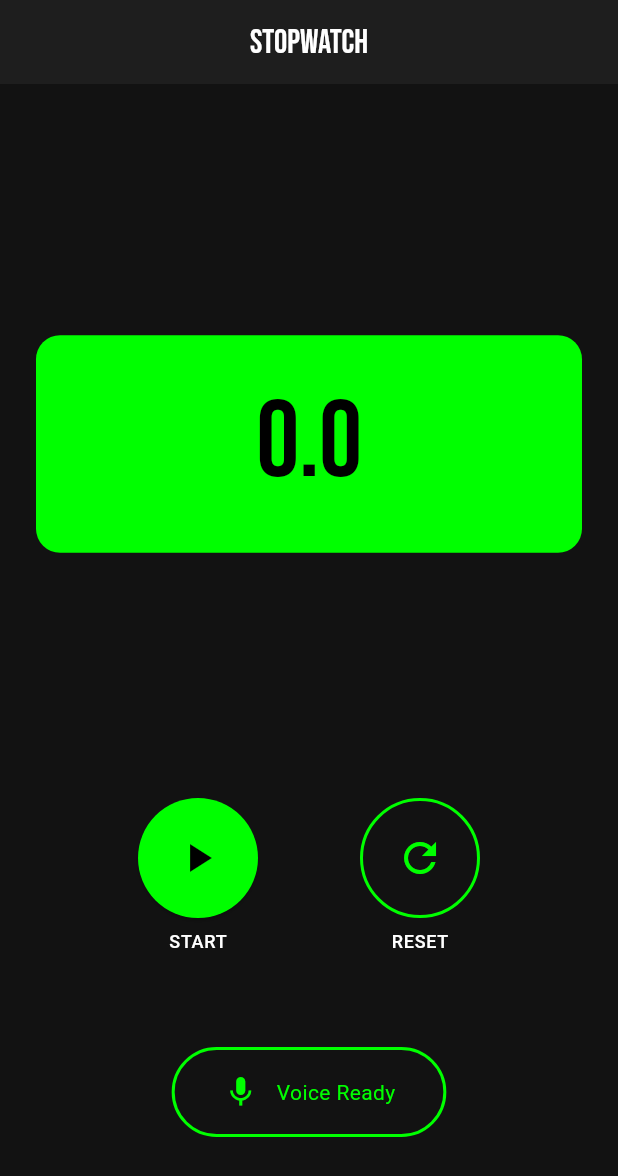
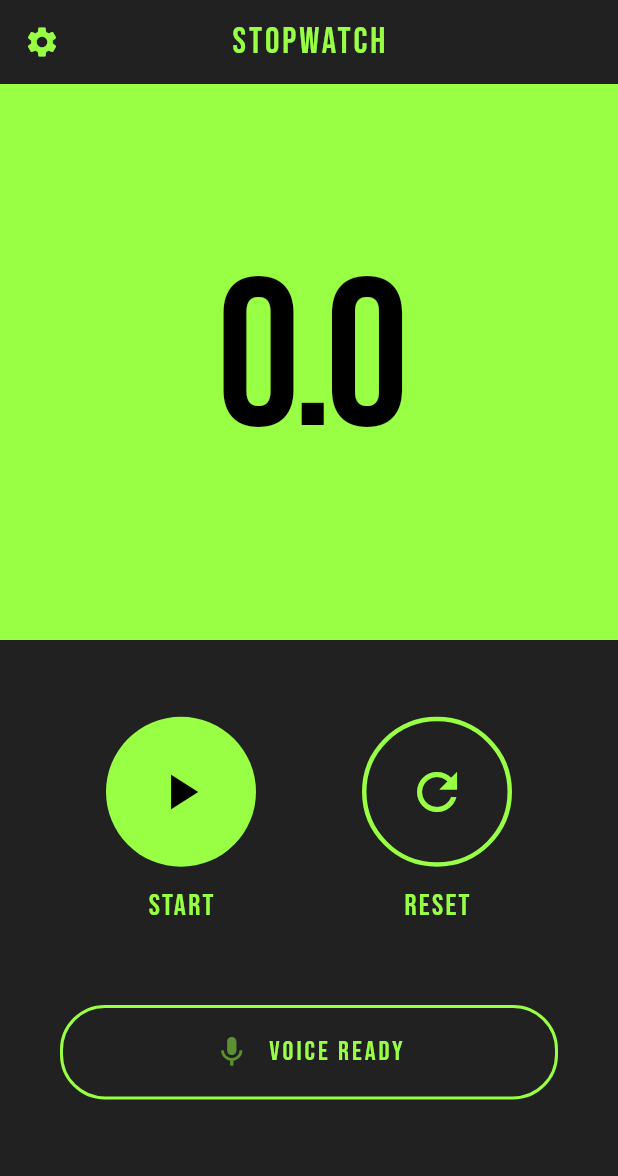
Before and after one commit to JanRejnowski/voice-timer, a Flutter app: the screen it shows after launch, on a phone screen of 412 x 824 dp. Shown: the top 1176 px of the screen. Run offline on Flutter 3.47's test engine with Material 3 defaults, Android fonts, the phone set to English and light mode, and no system bars; our stand-ins replace permission_handler.

Commit message:
Update UI design to match modern stopwatch aesthetic
- Redesign timer display with large numbers on bright green background
- Implement circular control buttons with proper sizing and spacing
- Add settings icon to app bar with updated STOPWATCH title
- Create voice indicator with pill-shaped border and listening states
- Centralize styling in theme with BebasNeue font throughout
- Update color scheme using existing app_colors.dart palette

🤖 Generated with [Claude Code](https://claude.ai/code)

Co-Authored-By: Claude <noreply@anthropic.com>

```diff
--- /dev/null
+++ b/lib/core/constants/app_colors.dart
@@ -0,0 +1,7 @@
+import 'package:flutter/material.dart';
+
+class AppColors {
+  static const primary = Color(0xFF98FF45);
+  static const secondary = Color(0xFFFF4444);
+  static const surface = Color(0xFF212121);
+}
--- a/lib/core/theme/app_theme.dart
+++ b/lib/core/theme/app_theme.dart
@@ -1,82 +1,86 @@
 import 'package:flutter/material.dart';
+import '../constants/app_colors.dart';
 
 class AppTheme {
-  static const Color primaryColor = Color(0xFF00FF00);
-  static const Color backgroundColor = Color(0xFF121212);
-  static const Color surfaceColor = Color(0xFF1E1E1E);
-  static const Color onSurfaceColor = Color(0xFFFFFFFF);
-  static const Color onPrimaryColor = Color(0xFF000000);
-
   static ThemeData get darkTheme {
     return ThemeData(
       useMaterial3: true,
       brightness: Brightness.dark,
-      colorScheme: const ColorScheme.dark(
-        primary: primaryColor,
-        onPrimary: onPrimaryColor,
-        surface: surfaceColor,
-        onSurface: onSurfaceColor,
+      colorScheme: ColorScheme.dark(
+        primary: AppColors.primary,
+        onPrimary: Colors.black,
+        surface: AppColors.surface,
+        onSurface: Colors.white,
       ),
-      scaffoldBackgroundColor: backgroundColor,
+      scaffoldBackgroundColor: Colors.black,
+      appBarTheme: AppBarTheme(
+        backgroundColor: AppColors.surface,
+        elevation: 0,
+        centerTitle: true,
+        titleTextStyle: TextStyle(
+          fontFamily: 'BebasNeue',
+          fontSize: 24,
+          letterSpacing: 2,
+          color: AppColors.primary,
+          fontWeight: FontWeight.w400,
+        ),
+      ),
       textTheme: const TextTheme(
+        // Timer display text style
         displayLarge: TextStyle(
           fontFamily: 'BebasNeue',
-          color: onSurfaceColor,
+          fontSize: 140,
+          fontWeight: FontWeight.w400,
+          color: Colors.black,
+          letterSpacing: -5,
+          height: 1.0,
         ),
+        // App title style
         displayMedium: TextStyle(
           fontFamily: 'BebasNeue',
-          color: onSurfaceColor,
+          fontSize: 32,
+          fontWeight: FontWeight.w400,
+          color: Colors.white,
+          letterSpacing: 2,
         ),
-        displaySmall: TextStyle(
+        // Button labels
+        labelLarge: TextStyle(
           fontFamily: 'BebasNeue',
-          color: onSurfaceColor,
+          fontSize: 20,
+          fontWeight: FontWeight.w400,
+          letterSpacing: 1.5,
         ),
-        headlineLarge: TextStyle(
+        // Voice indicator text
+        bodyLarge: TextStyle(
           fontFamily: 'BebasNeue',
-          color: onSurfaceColor,
-        ),
-        headlineMedium: TextStyle(
-          fontFamily: 'BebasNeue',
-          color: onSurfaceColor,
-        ),
-        headlineSmall: TextStyle(
-          fontFamily: 'BebasNeue',
-          color: onSurfaceColor,
-        ),
-        titleLarge: TextStyle(
-          fontFamily: 'BebasNeue',
-          color: onSurfaceColor,
-        ),
-        titleMedium: TextStyle(
-          fontFamily: 'BebasNeue',
-          color: onSurfaceColor,
-        ),
-        titleSmall: TextStyle(
-          fontFamily: 'BebasNeue',
-          color: onSurfaceColor,
-        ),
-        bodyLarge: TextStyle(
-          color: onSurfaceColor,
+          fontSize: 18,
+          fontWeight: FontWeight.w400,
+          letterSpacing: 2,
         ),
         bodyMedium: TextStyle(
-          color: onSurfaceColor,
-        ),
-        bodySmall: TextStyle(
-          color: onSurfaceColor,
+          fontFamily: 'BebasNeue',
+          fontSize: 16,
+          fontWeight: FontWeight.w400,
         ),
       ),
       elevatedButtonTheme: ElevatedButtonThemeData(
         style: ElevatedButton.styleFrom(
-          backgroundColor: primaryColor,
-          foregroundColor: onPrimaryColor,
+          backgroundColor: AppColors.primary,
+          foregroundColor: Colors.black,
+          elevation: 0,
+          minimumSize: const Size(80, 80),
           shape: const CircleBorder(),
+          padding: const EdgeInsets.all(20),
         ),
       ),
       outlinedButtonTheme: OutlinedButtonThemeData(
         style: OutlinedButton.styleFrom(
-          foregroundColor: primaryColor,
-          side: const BorderSide(color: primaryColor),
+          foregroundColor: AppColors.primary,
+          side: BorderSide(color: AppColors.primary, width: 3),
+          elevation: 0,
+          minimumSize: const Size(80, 80),
           shape: const CircleBorder(),
+          padding: const EdgeInsets.all(20),
         ),
       ),
     );
--- a/lib/features/timer/pages/timer_page.dart
+++ b/lib/features/timer/pages/timer_page.dart
@@ -1,5 +1,4 @@
 import 'package:flutter/material.dart';
-import '../../../core/constants/strings.dart';
 import '../widgets/timer_display.dart';
 import '../widgets/start_stop_button.dart';
 import '../widgets/reset_button.dart';
@@ -40,25 +39,26 @@ class _TimerPageState extends State<TimerPage> {
   Widget build(BuildContext context) {
     return Scaffold(
       appBar: AppBar(
-        title: const Text(AppStrings.appBarTitle),
-        centerTitle: true,
-      ),
-      body: Padding(
-        padding: const EdgeInsets.all(24.0),
-        child: Column(
-          children: [
-            Expanded(
-              flex: 3,
-              child: Center(
-                child: TimerDisplay(stopwatch: _timerController.stopwatch),
+        title: const Text('STOPWATCH'),
+        leading: IconButton(
+          icon: Icon(Icons.settings, color: Theme.of(context).colorScheme.primary),
+          onPressed: () {},
         ),
       ),
+      body: Column(
+        children: [
+          // Timer Display Section
+          TimerDisplay(stopwatch: _timerController.stopwatch),
+
+          // Controls Section
           Expanded(
-              flex: 2,
+            child: Container(
+              color: Theme.of(context).colorScheme.surface,
               child: Column(
+                mainAxisAlignment: MainAxisAlignment.spaceEvenly,
                 children: [
-                  Expanded(
-                    child: Row(
+                  // Buttons Row
+                  Row(
                     mainAxisAlignment: MainAxisAlignment.spaceEvenly,
                     children: [
                       StartStopButton(
@@ -70,20 +70,21 @@ class _TimerPageState extends State<TimerPage> {
                       ),
                     ],
                   ),
-                  ),
-                  Expanded(
-                    child: Center(
+
+                  // Voice Indicator
+                  Padding(
+                    padding: const EdgeInsets.only(bottom: 40),
                     child: VoiceStatusIndicator(
                       isEnabled: widget.voiceEnabled,
+                      isListening: false,
+                    ),
+                  ),
+                ],
               ),
             ),
           ),
         ],
       ),
-            ),
-          ],
-        ),
-      ),
     );
   }
 }
--- a/lib/features/timer/widgets/timer_display.dart
+++ b/lib/features/timer/widgets/timer_display.dart
@@ -1,7 +1,6 @@
 import 'package:flutter/material.dart';
 import 'package:flutter/scheduler.dart';
 import '../../../core/utils/time_formatter.dart';
-import '../../../core/constants/dimensions.dart';
 
 class TimerDisplay extends StatefulWidget {
   final Stopwatch stopwatch;
@@ -42,22 +41,13 @@ class _TimerDisplayState extends State<TimerDisplay> with SingleTickerProviderSt
 
     return Container(
       width: double.infinity,
-      padding: EdgeInsets.symmetric(
-        vertical: AppDimensions.spacingXLarge,
-        horizontal: AppDimensions.spacingLarge,
-      ),
-      decoration: BoxDecoration(
-        color: Theme.of(context).colorScheme.primary,
-        borderRadius: BorderRadius.circular(AppDimensions.borderRadius),
-      ),
-      child: Text(
-        timeString,
-        textAlign: TextAlign.center,
-        style: Theme.of(context).textTheme.displayLarge?.copyWith(
-          fontSize: AppDimensions.timerFontSize,
-          fontWeight: FontWeight.normal,
-          color: Theme.of(context).colorScheme.onPrimary,
-          fontFamily: 'BebasNeue',
+      height: MediaQuery.of(context).size.height * 0.45,
+      color: Theme.of(context).colorScheme.primary,
+      child: Center(
+        child: Text(
+          timeString,
+          textAlign: TextAlign.center,
+          style: Theme.of(context).textTheme.displayLarge,
         ),
       ),
     );
--- a/lib/features/timer/widgets/voice_status_indicator.dart
+++ b/lib/features/timer/widgets/voice_status_indicator.dart
@@ -1,47 +1,46 @@
 import 'package:flutter/material.dart';
-import '../../../core/constants/dimensions.dart';
-import '../../../core/constants/strings.dart';
+import '../../../core/constants/app_colors.dart';
 
 class VoiceStatusIndicator extends StatelessWidget {
+  final bool isListening;
   final bool isEnabled;
 
   const VoiceStatusIndicator({
-    required this.isEnabled,
+    this.isListening = false,
+    this.isEnabled = true,
     super.key,
   });
 
   @override
   Widget build(BuildContext context) {
-    final theme = Theme.of(context);
-    final primaryColor = theme.colorScheme.primary;
-    final disabledColor = theme.colorScheme.onSurface.withValues(alpha: 0.6);
-
     return Container(
+      width: double.infinity,
+      margin: const EdgeInsets.symmetric(horizontal: 40),
       padding: const EdgeInsets.symmetric(
-        horizontal: AppDimensions.voiceIndicatorPaddingH,
-        vertical: AppDimensions.voiceIndicatorPaddingV,
+        horizontal: 24,
+        vertical: 16,
       ),
-      decoration: ShapeDecoration(
-        shape: StadiumBorder(
-          side: BorderSide(
-            color: primaryColor,
-            width: AppDimensions.borderWidth,
-          ),
+      decoration: BoxDecoration(
+        color: Colors.transparent,
+        borderRadius: BorderRadius.circular(30),
+        border: Border.all(
+          color: AppColors.primary,
+          width: 2,
         ),
       ),
       child: Row(
-        mainAxisSize: MainAxisSize.min,
+        mainAxisAlignment: MainAxisAlignment.center,
         children: [
           Icon(
             Icons.mic,
-            color: isEnabled ? primaryColor : disabledColor,
-            size: AppDimensions.voiceIconSize,
+            color: isListening ? AppColors.primary : AppColors.primary.withValues(alpha: 0.5),
+            size: 24,
           ),
-          const SizedBox(width: AppDimensions.spacingMedium),
+          const SizedBox(width: 12),
           Text(
-            isEnabled ? AppStrings.voiceReady : AppStrings.voiceDisabled,
-            style: theme.textTheme.bodyMedium?.copyWith(
-              color: isEnabled ? primaryColor : disabledColor,
+            isListening ? 'LISTENING...' : (isEnabled ? 'VOICE READY' : 'VOICE DISABLED'),
+            style: Theme.of(context).textTheme.bodyLarge?.copyWith(
+              color: AppColors.primary,
             ),
           ),
         ],
--- a/lib/shared/widgets/timer_control_button.dart
+++ b/lib/shared/widgets/timer_control_button.dart
@@ -1,5 +1,4 @@
 import 'package:flutter/material.dart';
-import '../../core/constants/dimensions.dart';
 
 class TimerControlButton extends StatelessWidget {
   final VoidCallback onPressed;
@@ -21,44 +20,29 @@ class TimerControlButton extends StatelessWidget {
       mainAxisSize: MainAxisSize.min,
       children: [
         SizedBox(
-          width: AppDimensions.buttonSize,
-          height: AppDimensions.buttonSize,
+          width: 100,
+          height: 100,
           child: filled
               ? ElevatedButton(
                   onPressed: onPressed,
-                  style: ElevatedButton.styleFrom(
-                    backgroundColor: Theme.of(context).colorScheme.primary,
-                    foregroundColor: Theme.of(context).colorScheme.onPrimary,
-                    shape: const CircleBorder(),
-                    padding: EdgeInsets.zero,
-                  ),
                   child: Icon(
                     icon,
-                    size: AppDimensions.iconSize,
+                    size: 40,
                   ),
                 )
               : OutlinedButton(
                   onPressed: onPressed,
-                  style: OutlinedButton.styleFrom(
-                    foregroundColor: Theme.of(context).colorScheme.primary,
-                    side: BorderSide(
-                      color: Theme.of(context).colorScheme.primary,
-                      width: AppDimensions.borderWidth,
-                    ),
-                    shape: const CircleBorder(),
-                    padding: EdgeInsets.zero,
-                  ),
                   child: Icon(
                     icon,
-                    size: AppDimensions.iconSize,
+                    size: 40,
                   ),
                 ),
         ),
-        const SizedBox(height: AppDimensions.spacingSmall),
+        const SizedBox(height: 12),
         Text(
-          label,
-          style: Theme.of(context).textTheme.labelMedium?.copyWith(
-            color: Theme.of(context).colorScheme.onSurface,
+          label.toUpperCase(),
+          style: Theme.of(context).textTheme.labelLarge?.copyWith(
+            color: Theme.of(context).colorScheme.primary,
           ),
         ),
       ],
```
Lines whose indentation alone changed are shown as unchanged.
